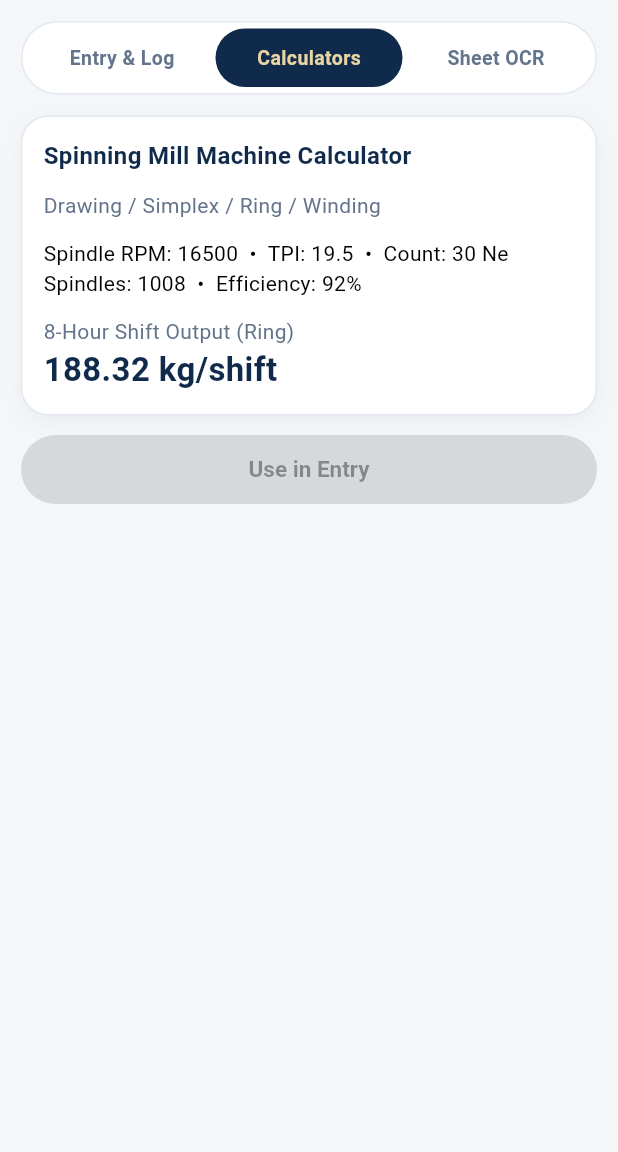
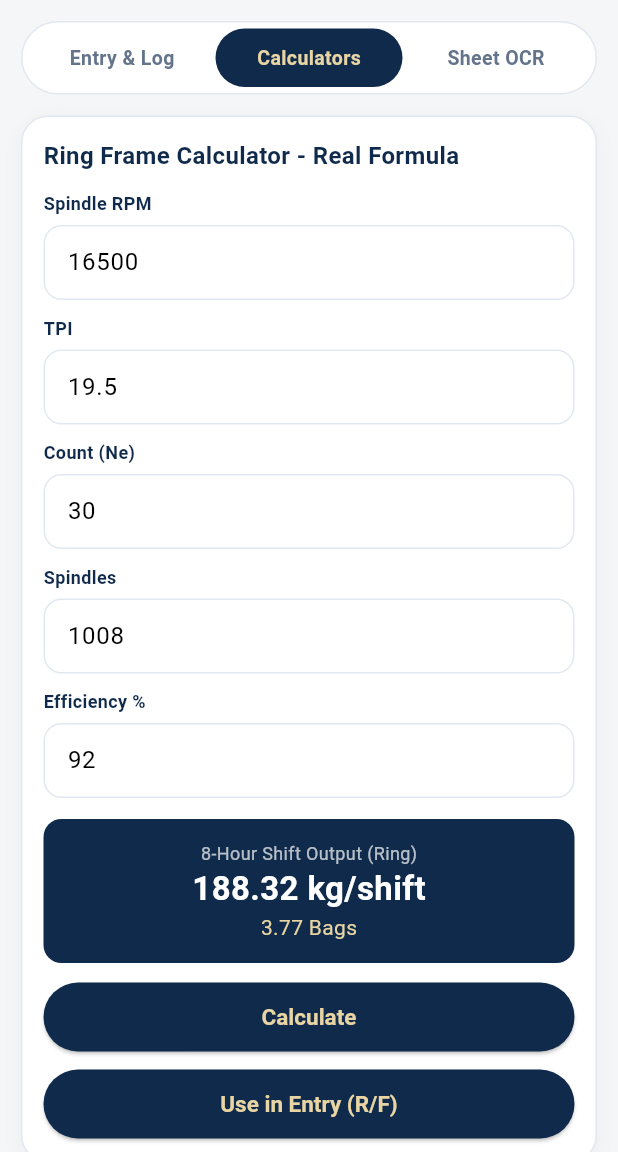
Before and after one commit to mirashiqurwork-hub/Kormi01, a Flutter app: the ProductionScreen screen opened by its route, after a tap on "Calculators", on a phone screen of 412 x 824 dp, the part 84-1236 px from its top. Run offline on Flutter 3.47's test engine with Material 3 defaults, Android fonts, the phone set to English and light mode, and no system bars; our stand-ins replace hive, image_picker; accounts and stored records are empty.

Commit message:
Update production_screen.dart

```diff
--- a/lib/screens/production_screen.dart
+++ b/lib/screens/production_screen.dart
@@ -1,9 +1,11 @@
-// KORMI - Production Screen
-// Entry & Log / Calculators / Sheet OCR
-// Save & Generate Share Format + Saved Machine Outputs
+// KORMI - Production Screen - REAL ACTION
+// Calculator + OCR + Entry & Log - সব Action কাজ করবে
+// Formula: ProductionCalculator + SheetOcrService ব্যবহার করে
 
 import 'package:flutter/material.dart';
 import '../theme/kormi_theme.dart';
+import '../utils/production_calculator.dart';
+import '../services/sheet_ocr_service.dart';
 
 class ProductionScreen extends StatefulWidget {
   const ProductionScreen({super.key});
@@ -17,20 +19,25 @@ class _ProductionScreenState extends State<ProductionScreen> {
   String _unit = 'Unit 1';
   String _shift = 'P/B-R/C';
 
-  // মেশিন ইনপুট
   final Map<String, TextEditingController> _kgControllers = {};
-  final Map<String, TextEditingController> _bagControllers = {};
-
   final List<String> _machines = ['C/D', 'B/D', 'F/D', 'S/F', 'R/F', 'L/C'];
 
-  // সেভ করা আউটপুট
+  // Calculator Inputs
+  final _rpmController = TextEditingController(text: '16500');
+  final _tpiController = TextEditingController(text: '19.5');
+  final _countController = TextEditingController(text: '30');
+  final _spindleController = TextEditingController(text: '1008');
+  final _effController = TextEditingController(text: '92');
+  double _calcResult = 188.32;
+
+  // Saved Outputs
   final List<Map<String, String>> _saved = [
-    {'mc': 'C/D', 'unit': 'Unit 1', 'shift': 'P/B-R/C', 'kg': '4928', 'bag': '0'},
-    {'mc': 'B/D', 'unit': 'Unit 1', 'shift': 'P/B-R/C', 'kg': '5093', 'bag': '0'},
-    {'mc': 'F/D', 'unit': 'Unit 1', 'shift': 'P/B-R/C', 'kg': '4651', 'bag': '0'},
-    {'mc': 'S/F', 'unit': 'Unit 1', 'shift': 'P/B-R/C', 'kg': '3311', 'bag': '0'},
-    {'mc': 'R/F', 'unit': 'Unit 1', 'shift': 'P/B-R/C', 'kg': '2867', 'bag': '0'},
-    {'mc': 'L/C', 'unit': 'Unit 1', 'shift': 'P/B-R/C', 'kg': '2933', 'bag': '0'},
+    {'mc': 'C/D', 'unit': 'Unit 1', 'shift': 'P/B-R/C', 'kg': '4928'},
+    {'mc': 'B/D', 'unit': 'Unit 1', 'shift': 'P/B-R/C', 'kg': '5093'},
+    {'mc': 'F/D', 'unit': 'Unit 1', 'shift': 'P/B-R/C', 'kg': '4651'},
+    {'mc': 'S/F', 'unit': 'Unit 1', 'shift': 'P/B-R/C', 'kg': '3311'},
+    {'mc': 'R/F', 'unit': 'Unit 1', 'shift': 'P/B-R/C', 'kg': '2867'},
+    {'mc': 'L/C', 'unit': 'Unit 1', 'shift': 'P/B-R/C', 'kg': '2933'},
   ];
 
   @override
@@ -38,8 +45,8 @@ class _ProductionScreenState extends State<ProductionScreen> {
     super.initState();
     for (final m in _machines) {
       _kgControllers[m] = TextEditingController();
-      _bagControllers[m] = TextEditingController(text: '0');
     }
+    _calculateRing();
   }
 
   @override
@@ -47,9 +54,11 @@ class _ProductionScreenState extends State<ProductionScreen> {
     for (final c in _kgControllers.values) {
       c.dispose();
     }
-    for (final c in _bagControllers.values) {
-      c.dispose();
-    }
+    _rpmController.dispose();
+    _tpiController.dispose();
+    _countController.dispose();
+    _spindleController.dispose();
+    _effController.dispose();
     super.dispose();
   }
 
@@ -61,13 +70,49 @@ class _ProductionScreenState extends State<ProductionScreen> {
     return total;
   }
 
-  // OCR - ক্যামেরা আইকনে চাপ দিলে ২টা অপশন
+  void _calculateRing() {
+    final rpm = double.tryParse(_rpmController.text) ?? 0;
+    final tpi = double.tryParse(_tpiController.text) ?? 0;
+    final count = double.tryParse(_countController.text) ?? 0;
+    final spindles = int.tryParse(_spindleController.text) ?? 0;
+    final eff = double.tryParse(_effController.text) ?? 0;
+
+    final result = ProductionCalculator.ringKgPerShift(
+      spindleRpm: rpm,
+      tpi: tpi,
+      countNe: count,
+      spindles: spindles,
+      efficiencyPercent: eff,
+      hours: 8,
+    );
+    setState(() => _calcResult = result);
+  }
+
+  // OCR Action - Demo OCR Text থেকে Auto Fill
+  void _runOcrDemo() {
+    final demoText = SheetOcrService.demoOcrText();
+    final parsed = SheetOcrService.parseProductionFromOcrText(demoText);
+    final shift = SheetOcrService.parseShiftFromOcrText(demoText);
+
+    setState(() {
+      _shift = shift;
+      for (final e in parsed.entries) {
+        if (_kgControllers.containsKey(e.key)) {
+          _kgControllers[e.key]!.text = e.value.toStringAsFixed(0);
+        }
+      }
+      _tab = 0;
+    });
+
+    ScaffoldMessenger.of(context).showSnackBar(
+      SnackBar(content: Text(SheetOcrService.ocrResultSummary(parsed))),
+    );
+  }
+
   void _showOcrOptions() {
     showModalBottomSheet(
       context: context,
-      shape: const RoundedRectangleBorder(
-        borderRadius: BorderRadius.vertical(top: Radius.circular(20)),
-      ),
+      shape: const RoundedRectangleBorder(borderRadius: BorderRadius.vertical(top: Radius.circular(20))),
       builder: (_) => SafeArea(
         child: Column(
           mainAxisSize: MainAxisSize.min,
@@ -80,9 +125,7 @@ class _ProductionScreenState extends State<ProductionScreen> {
               title: const Text('Select Photo from Gallery'),
               onTap: () {
                 Navigator.pop(context);
-                ScaffoldMessenger.of(context).showSnackBar(
-                  const SnackBar(content: Text('Gallery থেকে শিটের ছবি সিলেক্ট করুন')),
-                );
+                _runOcrDemo();
               },
             ),
             ListTile(
@@ -90,9 +133,15 @@ class _ProductionScreenState extends State<ProductionScreen> {
               title: const Text('Take Photo'),
               onTap: () {
                 Navigator.pop(context);
-                ScaffoldMessenger.of(context).showSnackBar(
-                  const SnackBar(content: Text('ক্যামেরা দিয়ে শিটের ছবি তুলুন')),
-                );
+                _runOcrDemo();
+              },
+            ),
+            ListTile(
+              leading: const Icon(Icons.bug_report_outlined, color: KormiColors.navy),
+              title: const Text('Demo OCR Test (ছবি ছাড়া Test)'),
+              onTap: () {
+                Navigator.pop(context);
+                _runOcrDemo();
               },
             ),
             const SizedBox(height: 12),
@@ -102,41 +151,34 @@ class _ProductionScreenState extends State<ProductionScreen> {
     );
   }
 
-  // শেয়ার ফরম্যাট তৈরি
   String _buildShareText() {
-    final buffer = StringBuffer();
-    buffer.writeln('Shift:-$_shift');
-    buffer.writeln('Date:-18.11.26');
-    buffer.writeln('production summary');
+    final map = <String, double>{};
     for (final s in _saved) {
-      buffer.writeln('${s['mc']}:- ${s['kg']} kg,');
+      map[s['mc']!] = double.tryParse(s['kg'] ?? '0') ?? 0;
     }
-    buffer.writeln('Packing = 00 Bag');
-    buffer.writeln('*SIC NAME:- TARIQUL ISLAM*');
-    buffer.writeln('*DEG:- CHIEF MILL ADMINISTRATOR*');
-    return buffer.toString();
+    return ProductionCalculator.buildShareText(
+      shift: _shift,
+      date: '18.11.26',
+      machineKgs: map,
+      packingBags: ProductionCalculator.kgToBag(_totalKg),
+      sicName: 'TARIQUL ISLAM',
+      designation: 'CHIEF MILL ADMINISTRATOR',
+    );
   }
 
   void _saveAndGenerate() {
-    // নতুন ইনপুট থাকলে সেভ লিস্টে যোগ করি
     for (final m in _machines) {
       final kg = _kgControllers[m]!.text.trim();
       if (kg.isNotEmpty) {
         setState(() {
           _saved.removeWhere((e) => e['mc'] == m && e['shift'] == _shift);
-          _saved.insert(0, {
-            'mc': m,
-            'unit': _unit,
-            'shift': _shift,
-            'kg': kg,
-            'bag': _bagControllers[m]!.text.trim().isEmpty ? '0' : _bagControllers[m]!.text.trim(),
-          });
+          _saved.insert(0, {'mc': m, 'unit': _unit, 'shift': _shift, 'kg': kg});
           _kgControllers[m]!.clear();
         });
       }
     }
     ScaffoldMessenger.of(context).showSnackBar(
-      SnackBar(content: Text('Saved ${_saved.length} machine output(s) ready to share.')),
+      SnackBar(content: Text('Saved ${_saved.length} machine output(s) - Total ${_totalKg.toStringAsFixed(0)} kg')),
     );
   }
 
@@ -149,17 +191,13 @@ class _ProductionScreenState extends State<ProductionScreen> {
         foregroundColor: KormiColors.goldLight,
         title: const Text('Production'),
         actions: [
-          IconButton(
-            icon: const Icon(Icons.camera_alt_outlined),
-            onPressed: _showOcrOptions,
-          ),
+          IconButton(icon: const Icon(Icons.camera_alt_outlined), onPressed: _showOcrOptions),
         ],
       ),
       body: SingleChildScrollView(
         padding: const EdgeInsets.all(14),
         child: Column(
           children: [
-            // ট্যাব
             Container(
               padding: const EdgeInsets.all(4),
               decoration: BoxDecoration(
@@ -178,29 +216,14 @@ class _ProductionScreenState extends State<ProductionScreen> {
             const SizedBox(height: 14),
 
             if (_tab == 0) ...[
-              // Unit + Shift
               Row(
                 children: [
-                  Expanded(
-                    child: _dropdownBox(
-                      _unit,
-                      ['Unit 1', 'Unit 2'],
-                      (v) => setState(() => _unit = v!),
-                    ),
-                  ),
+                  Expanded(child: _dropdownBox(_unit, ['Unit 1', 'Unit 2'], (v) => setState(() => _unit = v!))),
                   const SizedBox(width: 10),
-                  Expanded(
-                    child: _dropdownBox(
-                      _shift,
-                      ['P/A', 'P/B', 'P/B-R/C', 'P/C'],
-                      (v) => setState(() => _shift = v!),
-                    ),
-                  ),
+                  Expanded(child: _dropdownBox(_shift, ['P/A', 'P/B', 'P/B-R/C', 'P/C'], (v) => setState(() => _shift = v!))),
                 ],
               ),
               const SizedBox(height: 12),
-
-              // Total
               KormiCard(
                 child: Row(
                   mainAxisAlignment: MainAxisAlignment.spaceBetween,
@@ -210,22 +233,20 @@ class _ProductionScreenState extends State<ProductionScreen> {
                       children: [
                         Text('Unit 1 Total Output', style: TextStyle(color: KormiColors.textGrey, fontSize: 12)),
                         SizedBox(height: 4),
-                        Text('39,353.7 kg', style: TextStyle(color: KormiColors.navy, fontWeight: FontWeight.bold, fontSize: 19)),
+                        Text('Real Total - Saved থেকে', style: TextStyle(color: KormiColors.navy, fontWeight: FontWeight.bold, fontSize: 13)),
                       ],
                     ),
                     Column(
                       crossAxisAlignment: CrossAxisAlignment.end,
                       children: [
-                        Text('${_totalKg.toStringAsFixed(0)} kg', style: const TextStyle(color: KormiColors.navy, fontWeight: FontWeight.bold)),
-                        const Text('96 packing bags', style: TextStyle(color: KormiColors.textGrey, fontSize: 12)),
+                        Text('${_totalKg.toStringAsFixed(0)} kg', style: const TextStyle(color: KormiColors.navy, fontWeight: FontWeight.bold, fontSize: 18)),
+                        Text('${ProductionCalculator.kgToBag(_totalKg).toStringAsFixed(0)} packing bags', style: const TextStyle(color: KormiColors.textGrey, fontSize: 12)),
                       ],
                     ),
                   ],
                 ),
               ),
               const SizedBox(height: 12),
-
-              // মেশিন ইনপুট
               ..._machines.map((m) {
                 return Padding(
                   padding: const EdgeInsets.only(bottom: 10),
@@ -233,27 +254,12 @@ class _ProductionScreenState extends State<ProductionScreen> {
                     child: Column(
                       crossAxisAlignment: CrossAxisAlignment.start,
                       children: [
-                        Text('MC: $m  •  $_unit  •  $_shift',
-                            style: const TextStyle(fontWeight: FontWeight.bold, color: KormiColors.navy)),
+                        Text('MC: $m  •  $_unit  •  $_shift', style: const TextStyle(fontWeight: FontWeight.bold, color: KormiColors.navy)),
                         const SizedBox(height: 10),
-                        Row(
-                          children: [
-                            Expanded(
-                              child: TextField(
+                        TextField(
                           controller: _kgControllers[m],
                           keyboardType: TextInputType.number,
                           decoration: _input('kg (e.g. 4928)'),
-                              ),
-                            ),
-                            const SizedBox(width: 10),
-                            Expanded(
-                              child: TextField(
-                                controller: _bagControllers[m],
-                                keyboardType: TextInputType.number,
-                                decoration: _input('Bag'),
-                              ),
-                            ),
-                          ],
                         ),
                       ],
                     ),
@@ -261,32 +267,19 @@ class _ProductionScreenState extends State<ProductionScreen> {
                 );
               }),
               const SizedBox(height: 6),
-
-              KormiPrimaryButton(
-                label: 'Save & Generate Share Format',
-                onPressed: _saveAndGenerate,
-              ),
+              KormiPrimaryButton(label: 'Save & Generate Share Format', onPressed: _saveAndGenerate),
               const SizedBox(height: 14),
-
-              // শেয়ার ফরম্যাট প্রিভিউ
               KormiCard(
                 child: Column(
                   crossAxisAlignment: CrossAxisAlignment.start,
                   children: [
-                    const Text('Production Summary Share Format',
-                        style: TextStyle(fontWeight: FontWeight.bold, color: KormiColors.navy)),
+                    const Text('Production Summary Share Format', style: TextStyle(fontWeight: FontWeight.bold, color: KormiColors.navy)),
                     const SizedBox(height: 10),
                     Container(
                       width: double.infinity,
                       padding: const EdgeInsets.all(12),
-                      decoration: BoxDecoration(
-                        color: KormiColors.navy,
-                        borderRadius: BorderRadius.circular(12),
-                      ),
-                      child: Text(
-                        _buildShareText(),
-                        style: const TextStyle(color: Colors.white, fontSize: 13, height: 1.5),
-                      ),
+                      decoration: BoxDecoration(color: KormiColors.navy, borderRadius: BorderRadius.circular(12)),
+                      child: Text(_buildShareText(), style: const TextStyle(color: Colors.white, fontSize: 13, height: 1.5)),
                     ),
                     const SizedBox(height: 12),
                     Row(
@@ -302,25 +295,9 @@ class _ProductionScreenState extends State<ProductionScreen> {
                 ),
               ),
               const SizedBox(height: 14),
-
-              // Saved Machine Outputs
-              Row(
-                mainAxisAlignment: MainAxisAlignment.spaceBetween,
-                children: [
-                  Text('Saved Machine Outputs (${_saved.length})',
-                      style: const TextStyle(fontWeight: FontWeight.bold, color: KormiColors.navy, fontSize: 16)),
-                  TextButton(
-                    onPressed: () {
-                      ScaffoldMessenger.of(context).showSnackBar(
-                        const SnackBar(content: Text('Latest Share Format কপি করা হয়েছে')),
-                      );
-                    },
-                    child: const Text('Share Latest', style: TextStyle(color: KormiColors.navy, fontWeight: FontWeight.bold)),
-                  ),
-                ],
-              ),
-              ..._saved.map((s) {
-                return Padding(
+              Text('Saved Machine Outputs (${_saved.length})', style: const TextStyle(fontWeight: FontWeight.bold, color: KormiColors.navy, fontSize: 16)),
+              const SizedBox(height: 8),
+              ..._saved.map((s) => Padding(
                     padding: const EdgeInsets.only(bottom: 8),
                     child: KormiCard(
                       child: Row(
@@ -329,10 +306,8 @@ class _ProductionScreenState extends State<ProductionScreen> {
                             child: Column(
                               crossAxisAlignment: CrossAxisAlignment.start,
                               children: [
-                              Text('MC: ${s['mc']}  •  ${s['unit']} • ${s['shift']}',
-                                  style: const TextStyle(fontWeight: FontWeight.bold, color: KormiColors.navy)),
-                              Text('${s['kg']} kg  •  ${s['bag']} Bag',
-                                  style: const TextStyle(color: KormiColors.textGrey, fontSize: 12)),
+                                Text('MC: ${s['mc']}  •  ${s['unit']} • ${s['shift']}', style: const TextStyle(fontWeight: FontWeight.bold, color: KormiColors.navy)),
+                                Text('${s['kg']} kg', style: const TextStyle(color: KormiColors.textGrey, fontSize: 12)),
                               ],
                             ),
                           ),
@@ -340,30 +315,54 @@ class _ProductionScreenState extends State<ProductionScreen> {
                         ],
                       ),
                     ),
-                );
-              }),
+                  )),
             ],
 
             if (_tab == 1) ...[
-              const KormiCard(
+              KormiCard(
                 child: Column(
                   crossAxisAlignment: CrossAxisAlignment.start,
                   children: [
-                    Text('Spinning Mill Machine Calculator',
-                        style: TextStyle(fontWeight: FontWeight.bold, color: KormiColors.navy, fontSize: 16)),
-                    SizedBox(height: 12),
-                    Text('Drawing / Simplex / Ring / Winding', style: TextStyle(color: KormiColors.textGrey)),
-                    SizedBox(height: 12),
-                    Text('Spindle RPM: 16500  •  TPI: 19.5  •  Count: 30 Ne'),
-                    Text('Spindles: 1008  •  Efficiency: 92%'),
-                    SizedBox(height: 12),
-                    Text('8-Hour Shift Output (Ring)', style: TextStyle(color: KormiColors.textGrey)),
-                    Text('188.32 kg/shift', style: TextStyle(fontWeight: FontWeight.bold, color: KormiColors.navy, fontSize: 22)),
+                    const Text('Ring Frame Calculator - Real Formula', style: TextStyle(fontWeight: FontWeight.bold, color: KormiColors.navy, fontSize: 16)),
+                    const SizedBox(height: 12),
+                    _calcField('Spindle RPM', _rpmController),
+                    const SizedBox(height: 10),
+                    _calcField('TPI', _tpiController),
+                    const SizedBox(height: 10),
+                    _calcField('Count (Ne)', _countController),
+                    const SizedBox(height: 10),
+                    _calcField('Spindles', _spindleController),
+                    const SizedBox(height: 10),
+                    _calcField('Efficiency %', _effController),
+                    const SizedBox(height: 14),
+                    Container(
+                      width: double.infinity,
+                      padding: const EdgeInsets.all(14),
+                      decoration: BoxDecoration(color: KormiColors.navy, borderRadius: BorderRadius.circular(12)),
+                      child: Column(
+                        children: [
+                          const Text('8-Hour Shift Output (Ring)', style: TextStyle(color: Colors.white70, fontSize: 12)),
+                          Text('${_calcResult.toStringAsFixed(2)} kg/shift', style: const TextStyle(fontWeight: FontWeight.bold, color: Colors.white, fontSize: 22)),
+                          Text('${ProductionCalculator.kgToBag(_calcResult).toStringAsFixed(2)} Bags', style: const TextStyle(color: KormiColors.goldLight)),
                         ],
                       ),
                     ),
                     const SizedBox(height: 12),
-              const KormiPrimaryButton(label: 'Use in Entry', onPressed: null),
+                    KormiPrimaryButton(label: 'Calculate', onPressed: _calculateRing),
+                    const SizedBox(height: 10),
+                    KormiPrimaryButton(
+                      label: 'Use in Entry (R/F)',
+                      onPressed: () {
+                        setState(() {
+                          _kgControllers['R/F']!.text = _calcResult.toStringAsFixed(0);
+                          _tab = 0;
+                        });
+                        ScaffoldMessenger.of(context).showSnackBar(const SnackBar(content: Text('Calculator Result R/F Entry তে বসানো হয়েছে')));
+                      },
+                    ),
+                  ],
+                ),
+              ),
             ],
 
             if (_tab == 2) ...[
@@ -376,6 +375,8 @@ class _ProductionScreenState extends State<ProductionScreen> {
                     const Text('শিটের ছবি তুললেই প্রোডাকশন ডাটা অটো বসে যাবে', style: TextStyle(color: KormiColors.textGrey)),
                     const SizedBox(height: 14),
                     KormiPrimaryButton(label: 'Open Camera / Gallery', onPressed: _showOcrOptions),
+                    const SizedBox(height: 10),
+                    KormiPrimaryButton(label: 'Demo OCR Test', onPressed: _runOcrDemo),
                   ],
                 ),
               ),
@@ -393,19 +394,9 @@ class _ProductionScreenState extends State<ProductionScreen> {
         onTap: () => setState(() => _tab = index),
         child: Container(
           padding: const EdgeInsets.symmetric(vertical: 10),
-          decoration: BoxDecoration(
-            color: active ? KormiColors.navy : Colors.transparent,
-            borderRadius: BorderRadius.circular(30),
-          ),
+          decoration: BoxDecoration(color: active ? KormiColors.navy : Colors.transparent, borderRadius: BorderRadius.circular(30)),
           child: Center(
-            child: Text(
-              label,
-              style: TextStyle(
-                color: active ? KormiColors.goldLight : KormiColors.textGrey,
-                fontWeight: FontWeight.bold,
-                fontSize: 13,
-              ),
-            ),
+            child: Text(label, style: TextStyle(color: active ? KormiColors.goldLight : KormiColors.textGrey, fontWeight: FontWeight.bold, fontSize: 13)),
           ),
         ),
       ),
@@ -415,18 +406,9 @@ class _ProductionScreenState extends State<ProductionScreen> {
   Widget _dropdownBox(String value, List<String> items, ValueChanged<String?> onChanged) {
     return Container(
       padding: const EdgeInsets.symmetric(horizontal: 12),
-      decoration: BoxDecoration(
-        color: Colors.white,
-        borderRadius: BorderRadius.circular(14),
-        border: Border.all(color: KormiColors.border),
-      ),
+      decoration: BoxDecoration(color: Colors.white, borderRadius: BorderRadius.circular(14), border: Border.all(color: KormiColors.border)),
       child: DropdownButtonHideUnderline(
-        child: DropdownButton<String>(
-          value: value,
-          isExpanded: true,
-          items: items.map((e) => DropdownMenuItem(value: e, child: Text(e))).toList(),
-          onChanged: onChanged,
-        ),
+        child: DropdownButton<String>(value: value, isExpanded: true, items: items.map((e) => DropdownMenuItem(value: e, child: Text(e))).toList(), onChanged: onChanged),
       ),
     );
   }
@@ -437,31 +419,30 @@ class _ProductionScreenState extends State<ProductionScreen> {
       filled: true,
       fillColor: Colors.white,
       contentPadding: const EdgeInsets.symmetric(vertical: 13, horizontal: 12),
-      border: OutlineInputBorder(
-        borderRadius: BorderRadius.circular(12),
-        borderSide: const BorderSide(color: KormiColors.border),
-      ),
-      enabledBorder: OutlineInputBorder(
-        borderRadius: BorderRadius.circular(12),
-        borderSide: const BorderSide(color: KormiColors.border),
-      ),
+      border: OutlineInputBorder(borderRadius: BorderRadius.circular(12), borderSide: const BorderSide(color: KormiColors.border)),
+      enabledBorder: OutlineInputBorder(borderRadius: BorderRadius.circular(12), borderSide: const BorderSide(color: KormiColors.border)),
+    );
+  }
+
+  Widget _calcField(String label, TextEditingController controller) {
+    return Column(
+      crossAxisAlignment: CrossAxisAlignment.start,
+      children: [
+        Text(label, style: const TextStyle(fontWeight: FontWeight.bold, color: KormiColors.navy, fontSize: 12)),
+        const SizedBox(height: 6),
+        TextField(controller: controller, keyboardType: TextInputType.number, decoration: _input(label), onChanged: (_) => _calculateRing()),
+      ],
     );
   }
 
   Widget _shareBtn(String label, IconData icon) {
     return OutlinedButton.icon(
       onPressed: () {
-        ScaffoldMessenger.of(context).showSnackBar(
-          SnackBar(content: Text('$label - Share Format কপি হয়েছে')),
-        );
+        ScaffoldMessenger.of(context).showSnackBar(SnackBar(content: Text('$label - Share Format কপি হয়েছে')));
       },
       icon: Icon(icon, size: 16, color: KormiColors.navy),
       label: Text(label, style: const TextStyle(color: KormiColors.navy, fontSize: 12, fontWeight: FontWeight.bold)),
-      style: OutlinedButton.styleFrom(
-        side: const BorderSide(color: KormiColors.border),
-        shape: RoundedRectangleBorder(borderRadius: BorderRadius.circular(30)),
-        padding: const EdgeInsets.symmetric(vertical: 10),
-      ),
+      style: OutlinedButton.styleFrom(side: const BorderSide(color: KormiColors.border), shape: RoundedRectangleBorder(borderRadius: BorderRadius.circular(30)), padding: const EdgeInsets.symmetric(vertical: 10)),
     );
   }
 }
```
Lines whose indentation alone changed are shown as unchanged.
